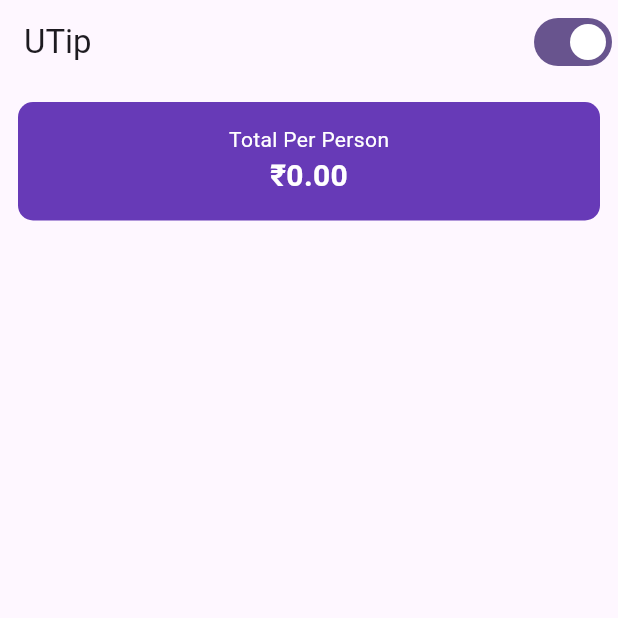
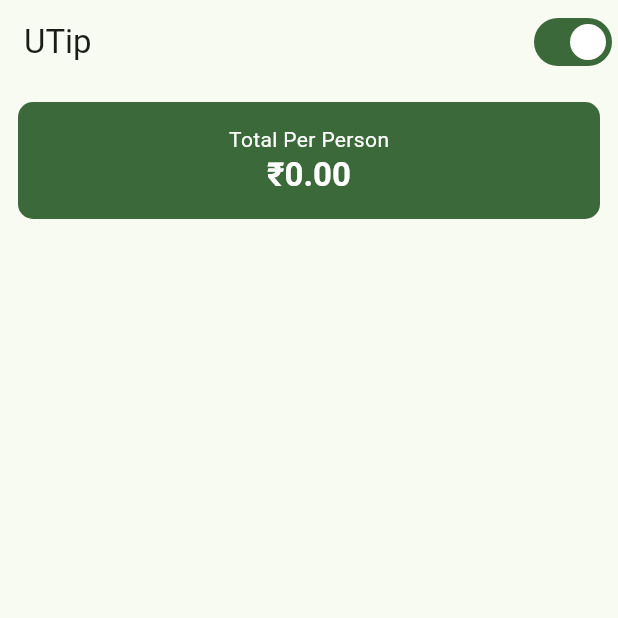
Before and after one commit to Alok-Sci/coursera--tip-calculator-app, a Flutter app: the screen it shows after launch, on a phone screen of 412 x 824 dp, the top half of it. Run offline on Flutter 3.47's test engine with Material 3 defaults, Android fonts, the phone set to English and light mode, and no system bars.

Commit message:
Task 3: Basics of Theming

```diff
--- a/lib/main.dart
+++ b/lib/main.dart
@@ -13,7 +13,7 @@ class MyApp extends StatelessWidget {
       debugShowCheckedModeBanner: false,
       title: "UTip: A tip calculator app",
       theme: ThemeData(
-        colorScheme: ColorScheme.fromSeed(seedColor: Colors.deepPurple),
+        colorScheme: ColorScheme.fromSeed(seedColor: Colors.green),
         useMaterial3: true,
       ),
       home: UTip(),
@@ -37,7 +37,10 @@ class _UTipState extends State<UTip> {
   Widget build(BuildContext context) {
     return Scaffold(
       appBar: AppBar(
-        title: const Text('UTip'),
+        title: Text(
+          'UTip',
+          style: Theme.of(context).textTheme.titleLarge,
+        ),
         actions: [
           // * theme change switch button
           Switch(
@@ -55,24 +58,26 @@ class _UTipState extends State<UTip> {
             Container(
               padding: EdgeInsets.all(15),
               decoration: BoxDecoration(
-                color: Colors.deepPurple.shade500,
+                color: Theme.of(context).colorScheme.primary,
                 borderRadius: BorderRadius.circular(10),
               ),
               child: Column(
                 mainAxisAlignment: MainAxisAlignment.center,
                 crossAxisAlignment: CrossAxisAlignment.center,
                 children: [
-                  const Text(
+                  Text(
                     "Total Per Person",
-                    style: TextStyle(color: Colors.white),
+                    style: Theme.of(context)
+                        .textTheme
+                        .bodyMedium
+                        ?.copyWith(color: Colors.white),
                   ),
                   Text(
                     "₹${_totalAmountPerPerson.toStringAsFixed(2)}",
-                    style: TextStyle(
-                      color: Colors.white,
-                      fontSize: 20,
-                      fontWeight: FontWeight.bold,
-                    ),
+                    style: Theme.of(context).textTheme.titleLarge?.copyWith(
+                          color: Colors.white,
+                          fontWeight: FontWeight.bold,
+                        ),
                   ),
                 ],
               ),
```
